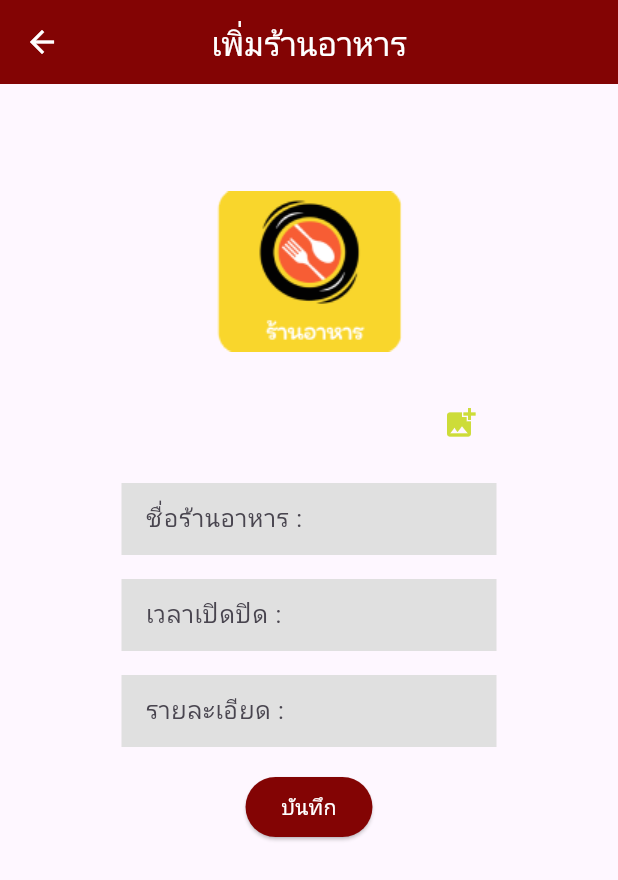
After one commit to Porscheploy/Bothong, a Flutter app: the AddShopFood screen opened directly, on a phone screen of 412 x 824 dp. The commit adds this screen. Shown: the top 880 px of the screen. Run offline on Flutter 3.47's test engine with Material 2 defaults, Android fonts, the phone set to English and light mode, and no system bars; our stand-ins replace cloud_firestore, firebase_auth, firebase_core, firebase_storage, geolocator, get and 2 more; accounts and stored records are empty.

Commit message:
add New Shop Success

```diff
--- /dev/null
+++ b/lib/models/shop_model.dart
@@ -0,0 +1,37 @@
+import 'dart:convert';
+
+// ignore_for_file: public_member_api_docs, sort_constructors_first
+class ShopModel {
+  final String urlImage;
+  final String nameShop;
+  final String timeShop;
+  final String detailShoop;
+  ShopModel({
+    required this.urlImage,
+    required this.nameShop,
+    required this.timeShop,
+    required this.detailShoop,
+  });
+
+  Map<String, dynamic> toMap() {
+    return <String, dynamic>{
+      'urlImage': urlImage,
+      'nameShop': nameShop,
+      'timeShop': timeShop,
+      'detailShoop': detailShoop,
+    };
+  }
+
+  factory ShopModel.fromMap(Map<String, dynamic> map) {
+    return ShopModel(
+      urlImage: (map['urlImage'] ?? '') as String,
+      nameShop: (map['nameShop'] ?? '') as String,
+      timeShop: (map['timeShop'] ?? '') as String,
+      detailShoop: (map['detailShoop'] ?? '') as String,
+    );
+  }
+
+  String toJson() => json.encode(toMap());
+
+  factory ShopModel.fromJson(String source) => ShopModel.fromMap(json.decode(source) as Map<String, dynamic>);
+}
--- /dev/null
+++ b/lib/states/add_shop_food.dart
@@ -0,0 +1,108 @@
+import 'package:cloud_firestore/cloud_firestore.dart';
+import 'package:flutter/material.dart';
+import 'package:get/get.dart';
+import 'package:ungcomplant/models/shop_model.dart';
+import 'package:ungcomplant/utility/app_controller.dart';
+import 'package:ungcomplant/utility/app_dialog.dart';
+import 'package:ungcomplant/utility/app_service.dart';
+import 'package:ungcomplant/widgets/widget_button.dart';
+import 'package:ungcomplant/widgets/widget_form.dart';
+import 'package:ungcomplant/widgets/widget_icon_button.dart';
+import 'package:ungcomplant/widgets/widget_image.dart';
+import 'package:ungcomplant/widgets/widget_take_photo.dart';
+import 'package:ungcomplant/widgets/widget_text.dart';
+
+class AddShopFood extends StatefulWidget {
+  const AddShopFood({super.key});
+
+  @override
+  State<AddShopFood> createState() => _AddShopFoodState();
+}
+
+class _AddShopFoodState extends State<AddShopFood> {
+  String? nameShop, timeShop, detailShop, urlImageShop;
+
+  @override
+  Widget build(BuildContext context) {
+    return Scaffold(
+      appBar: AppBar(
+        title: const WidgetText(text: 'เพิ่มร้านอาหาร'),
+      ),
+      body: GetX(
+          init: AppController(),
+          builder: (AppController appController) {
+            print('file --> ${appController.files.length}');
+            return ListView(
+              children: [
+                WidgetTakePhoto(
+                  pathImageShow: 'images/item2.png',
+                ),
+                SizedBox(
+                  width: 250,
+                  child: Column(
+                    children: [
+                      WidgetForm(
+                        hint: 'ชื่อร้านอาหาร :',
+                        changeFunc: (p0) {
+                          nameShop = p0.trim();
+                        },
+                      ),
+                      WidgetForm(
+                        hint: 'เวลาเปิดปิด :',
+                        changeFunc: (p0) {
+                          timeShop = p0.trim();
+                        },
+                      ),
+                      WidgetForm(
+                        hint: 'รายละเอียด :',
+                        changeFunc: (p0) {
+                          detailShop = p0.trim();
+                        },
+                      ),
+                      const SizedBox(
+                        height: 16,
+                      ),
+                      WidgetButton(
+                        label: 'บันทึก',
+                        pressFunc: () {
+                          if (appController.files.isEmpty) {
+                            AppDialog(context: context).normalDialog(
+                                title: 'ยังไม่มีรูป',
+                                detail: 'กรุณาถ่ายรูปด้วย คะ');
+                          } else if ((nameShop?.isEmpty ?? true) ||
+                              (timeShop?.isEmpty ?? true) ||
+                              (detailShop?.isEmpty ?? true)) {
+                            AppDialog(context: context).normalDialog(
+                                title: 'มีช่องว่าง',
+                                detail: 'กรุณากรอกทุกช่อง นะคะ');
+                          } else {
+                            AppService()
+                                .processUploadImage(path: 'shop')
+                                .then((value) async {
+                              print(
+                                  'urlImage --> ${appController.urlImages.last}');
+
+                              ShopModel shopModel = ShopModel(
+                                  urlImage: appController.urlImages.last,
+                                  nameShop: nameShop!,
+                                  timeShop: timeShop!,
+                                  detailShoop: detailShop!);
+
+                              await FirebaseFirestore.instance
+                                  .collection('shop')
+                                  .doc()
+                                  .set(shopModel.toMap())
+                                  .then((value) => Get.back());
+                            });
+                          }
+                        },
+                      ),
+                    ],
+                  ),
+                ),
+              ],
+            );
+          }),
+    );
+  }
+}
--- a/lib/utility/app_controller.dart
+++ b/lib/utility/app_controller.dart
@@ -1,3 +1,5 @@
+import 'dart:io';
+
 import 'package:geolocator/geolocator.dart';
 import 'package:get/get.dart';
 import 'package:ungcomplant/models/complant_model.dart';
@@ -14,4 +16,7 @@ class AppController extends GetxController {
   RxList userModels = <UserModel>[].obs;
   RxList chooseStatuss = <String?>[null].obs;
 
+  RxList files = <File>[].obs;
+  RxList urlImages = <String>[].obs;
+
 }
--- /dev/null
+++ b/lib/widgets/widget_take_photo.dart
@@ -0,0 +1,68 @@
+// ignore_for_file: public_member_api_docs, sort_constructors_first
+import 'dart:io';
+
+import 'package:flutter/material.dart';
+import 'package:get/get.dart';
+import 'package:image_picker/image_picker.dart';
+import 'package:ungcomplant/utility/app_controller.dart';
+
+import 'package:ungcomplant/widgets/widget_icon_button.dart';
+import 'package:ungcomplant/widgets/widget_image.dart';
+
+class WidgetTakePhoto extends StatelessWidget {
+  const WidgetTakePhoto({
+    Key? key,
+    required this.pathImageShow,
+  }) : super(key: key);
+
+  final String pathImageShow;
+
+  @override
+  Widget build(BuildContext context) {
+    return GetX(
+        init: AppController(),
+        builder: (AppController appController) {
+          print('files --> ${appController.files.length}');
+          return Row(
+            mainAxisAlignment: MainAxisAlignment.center,
+            children: [
+              SizedBox(
+                width: 250,
+                height: 250,
+                child: Stack(
+                  children: [
+                    appController.files.isEmpty
+                        ? WidgetImage(
+                            path: pathImageShow,
+                            size: 250,
+                          )
+                        : Image.file(
+                            appController.files.last,
+                            width: 250,
+                            height: 250,
+                            fit: BoxFit.cover,
+                          ),
+                    Positioned(
+                      bottom: 0,
+                      right: 0,
+                      child: WidgetIconButton(color: Colors.lime,
+                        iconData: Icons.add_photo_alternate,
+                        pressFunc: () async {
+                          var result = await ImagePicker().pickImage(
+                              source: ImageSource.gallery,
+                              maxWidth: 800,
+                              maxHeight: 800);
+                          if (result != null) {
+                            appController.files.add(File(result.path));
+                          }
+                        },
+                      ),
+                    ),
+                  ],
+                ),
+              ),
+            ],
+          );
+        });
+  }
+}
--- a/pubspec.yaml
+++ b/pubspec.yaml
@@ -44,6 +44,7 @@ dependencies:
   geolocator: ^9.0.2
   google_maps_flutter: ^2.2.3
   intl: ^0.17.0
+  image_picker: ^0.8.6+1
 
 dev_dependencies:
   flutter_test:
```
Also changed, not shown: lib/states/list_shop_food.dart (+26 -1 lines), lib/utility/app_service.dart (+14 -0 lines), lib/widgets/widget_floating_add.dart (added, +25 -0 lines), pubspec.lock.
